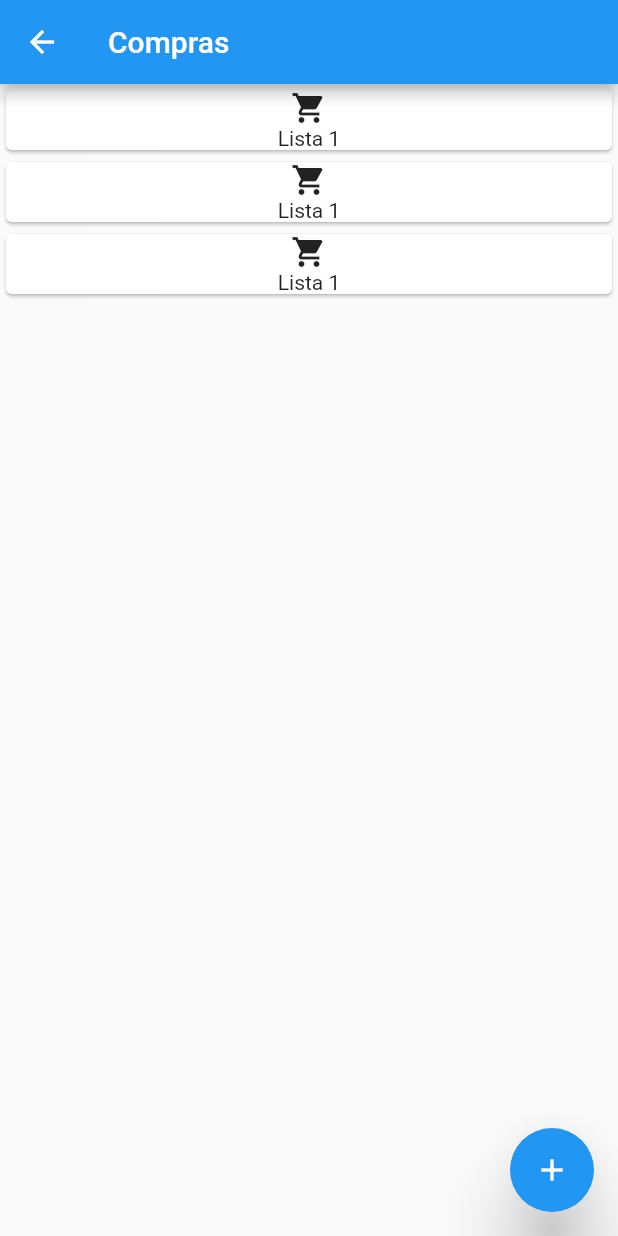
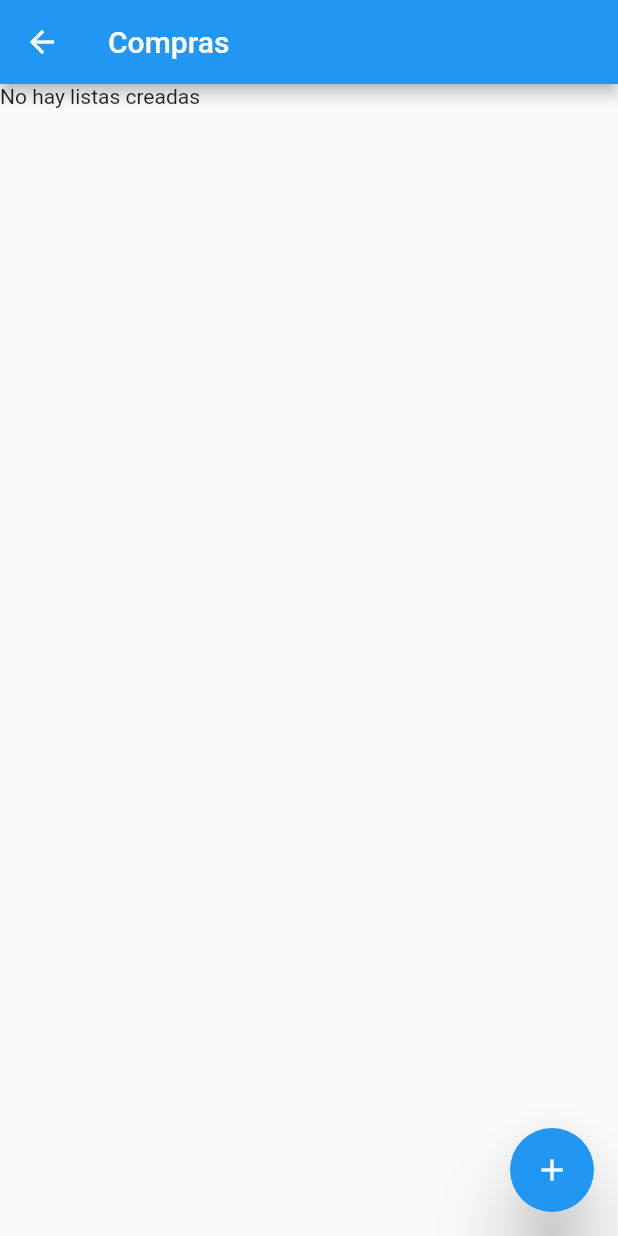
Before and after one commit to luchofmartinez/marketManager, a Flutter app: the ShoppingModule screen opened by its route, on a phone screen of 412 x 824 dp. Run offline on Flutter 3.47's test engine with Material 2 defaults, Android fonts, the phone set to English and light mode, and no system bars; our stand-ins replace equatable, flutter_bloc.

Commit message:
Adding bloc provider and cubit in shopping module

```diff
--- a/lib/main.dart
+++ b/lib/main.dart
@@ -1,7 +1,7 @@
 import 'package:flutter/material.dart';
 import 'package:market_manager/modules/home.dart';
 import 'constants/routes.dart';
-import 'modules/shopping.dart';
+import 'modules/shoppingModule/shopping.dart';
 
 void main() => runApp(MyApp());
 
--- /dev/null
+++ b/lib/models/MarketListItem.dart
@@ -0,0 +1,19 @@
+
+import 'dart:ui';
+
+class MarketListItem{
+  final String _name;
+  final String _description;
+  final double _price;
+  final String _image;
+
+  MarketListItem(this._name, this._description, this._price, this._image);
+
+  String get name => _name;
+
+  String get description => _description;
+
+  double get price => _price;
+
+  String get image => _image;
+}
--- /dev/null
+++ b/lib/models/marketList.dart
@@ -0,0 +1,11 @@
+import 'MarketListItem.dart';
+
+class MarketList {
+  final double _total;
+  final Map<MarketListItem, int> _items;
+
+  MarketList(this._total, this._items);
+
+  double get total => _total;
+  Map<MarketListItem, int> get items => _items;
+}
--- /dev/null
+++ b/lib/modules/shoppingModule/bloc/builders/body.dart
@@ -0,0 +1,19 @@
+
+
+import 'package:flutter/material.dart';
+import 'package:flutter/src/widgets/framework.dart';
+import 'package:market_manager/modules/shoppingModule/bloc/states.dart';
+import 'package:market_manager/modules/shoppingModule/emptyShoppingList.dart';
+import 'package:market_manager/utils/bloc.dart';
+
+
+class ShoppingBodyBuilder extends WidgetBuilderFactory<ShoppingState> {
+
+  @override
+  Widget translate(ShoppingState state) {
+      if (state is EmptyShoppingListState) {
+        return EmptyShoppingList();
+      }
+      return Container();
+  }
+}
--- /dev/null
+++ b/lib/modules/shoppingModule/bloc/cubit.dart
@@ -0,0 +1,25 @@
+
+import 'dart:collection';
+
+import 'package:market_manager/models/MarketListItem.dart';
+import 'package:market_manager/models/marketList.dart';
+import 'package:market_manager/modules/shoppingModule/bloc/states.dart';
+import 'package:flutter_bloc/flutter_bloc.dart';
+
+class ShoppingCubit extends Cubit<ShoppingState> {
+  ShoppingCubit() : super(LoadingState());
+
+void fetchShoppingList() {
+  MarketListItem item1 = new MarketListItem("Costeleta","Costeleta por unidad", 5.0, "assets/images/imagenMenu.png");
+  List<MarketList> userMarketList = [];
+
+  if (userMarketList.isEmpty) {
+    emit(EmptyShoppingListState());
+  } else {
+    var displayedMarketLists = List<MarketList>.of(userMarketList);
+    var selectedMarketLists = HashSet<MarketList>();
+    emit(DisplayShoppingListState(userMarketList,displayedMarketLists,selectedMarketLists));
+  }
+}
+
+}
--- /dev/null
+++ b/lib/modules/shoppingModule/bloc/states.dart
@@ -0,0 +1,32 @@
+import 'package:equatable/equatable.dart';
+import 'package:market_manager/models/marketList.dart';
+
+abstract class ShoppingState extends Equatable {
+  List<Object>get props => [];
+
+}
+
+class LoadingState extends ShoppingState {}
+
+class EmptyShoppingListState extends ShoppingState {}
+
+class AddShoppingListState extends ShoppingState{}
+
+class EditShoppingListState {
+  final MarketList marketList;
+
+  EditShoppingListState(this.marketList);
+
+  List<Object> get props => [marketList];
+}
+
+class DisplayShoppingListState extends ShoppingState{
+  final List<MarketList> marketLists;
+  final List<MarketList> displayedMarketLists;
+  final Set<MarketList> selectedMarketLists;
+
+  DisplayShoppingListState(
+      this.marketLists, this.displayedMarketLists, this.selectedMarketLists);
+
+  List<Object> get props => [marketLists,displayedMarketLists,selectedMarketLists];
+}
--- /dev/null
+++ b/lib/modules/shoppingModule/emptyShoppingList.dart
@@ -0,0 +1,15 @@
+
+
+import 'package:flutter/cupertino.dart';
+
+class EmptyShoppingList extends StatelessWidget {
+
+  @override
+  Widget build(BuildContext context) {
+    return Container(
+      child: const Text(
+          "No hay listas creadas"
+      ),
+    );
+  }
+}
--- a/lib/modules/shopping.dart
+++ b/lib/modules/shoppingModule/shopping.dart
@@ -1,31 +1,22 @@
 import 'package:flutter/material.dart';
+import 'package:market_manager/modules/shoppingModule/bloc/builders/body.dart';
+import 'package:market_manager/modules/shoppingModule/bloc/cubit.dart';
+import 'package:flutter_bloc/flutter_bloc.dart';
+
 
 class ShoppingModule extends StatefulWidget {
   @override
-  State<StatefulWidget> createState() => ShoppingModuleState();
+  _ShoppingModuleState createState() => _ShoppingModuleState();
 }
 
-class ShoppingModuleState extends State<ShoppingModule> with SingleTickerProviderStateMixin {
-  late TabController _tabController;
- /* static const List<Tab> sections;*/
-
-  /*sections = <Tab>[
-  const Tab(icon: Icon(Icons.ac_unit_rounded)),
-  const Tab(icon: Icon(Icons.apple)),
-  const Tab(icon: Icon(Icons.all_inclusive)),
-  const Tab(icon: Icon(Icons.vaccines_sharp)),
-  const Tab(icon: Icon(Icons.)),
-  const Tab(icon: Icon(Icons.vaccines_sharp)),
-  ];*/
+class _ShoppingModuleState extends State<ShoppingModule> {
+  final ShoppingCubit _shoppingCubit = ShoppingCubit();
 
   @override
-  void initState() {
-    _tabController = TabController(length: 10, vsync: this);
-
-    super.initState();
+  void didChangeDependencies() {
+    _shoppingCubit.fetchShoppingList();
+    super.didChangeDependencies();
   }
-
-
 
   @override
   Widget build(BuildContext context) {
@@ -34,42 +25,21 @@ class ShoppingModuleState extends State<ShoppingModule> with SingleTickerProvide
       child: Scaffold(
         appBar: AppBar(title: const Text("Compras")),
         body: SafeArea(
-          child: ListView(
-            children: _buildShoppingListBody(),
+          child: BlocProvider<ShoppingCubit>(
+            create: (context) => _shoppingCubit,
+            child: _buildBodyModule(),
           ),
         ),
-        floatingActionButton:NewListButton(tabController: _tabController) ,
+        floatingActionButton: NewListButton(),
       ),
     );
   }
 
-  List<Widget> _buildShoppingListBody() {
-    List<String> _listasCreadas = ["Dato", "Dato", "Dato"];
-    List <Widget> lista = [];
+  Widget _buildBodyModule() {
+    return BlocBuilder(bloc: _shoppingCubit, builder: ShoppingBodyBuilder().builder());
+  }
 
-    _listasCreadas.forEach((element) {
-      Widget newWidget = ShoppingList();
-      lista.add(newWidget);
-    });
-
-    return lista;
-    /*if (_listasCreadas.isNotEmpty) {
-      _buildEmptyShoppingListBody();
-    } else {
-        _listasCreadas.forEach((element) {ShoppingList();});
-    }
-    return Container();*/
 }
-
-  Widget _buildEmptyShoppingListBody() {
-    return const Center(
-      child: Text(
-        "No hay listas creadas"
-      ),
-    );
-  }
-}
-
   class ShoppingList extends StatelessWidget {
   @override
   Widget build(BuildContext context) {
@@ -87,9 +57,8 @@ class ShoppingModuleState extends State<ShoppingModule> with SingleTickerProvide
 
 
 class NewListButton extends StatelessWidget {
-  final TabController tabController;
 
-  const NewListButton({super.key, required this.tabController});
+  const NewListButton({super.key});
 
   @override
   Widget build(BuildContext context) {
--- /dev/null
+++ b/lib/utils/bloc.dart
@@ -0,0 +1,10 @@
+import 'package:flutter/material.dart';
+import 'package:flutter_bloc/flutter_bloc.dart';
+
+abstract class WidgetBuilderFactory<T> {
+  BlocWidgetBuilder<T> builder() {
+    return (BuildContext context, T state) => translate(state);
+  }
+
+  Widget translate(T state);
+}
```
Also changed, not shown: pubspec.yaml (+7 -0 lines).
